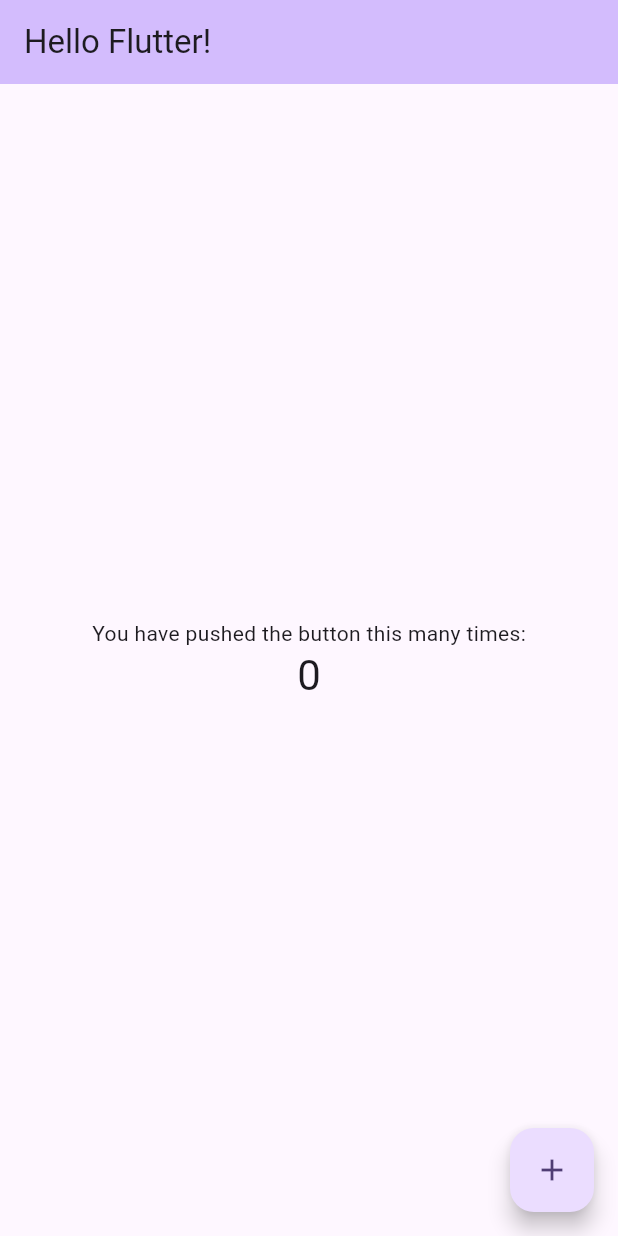
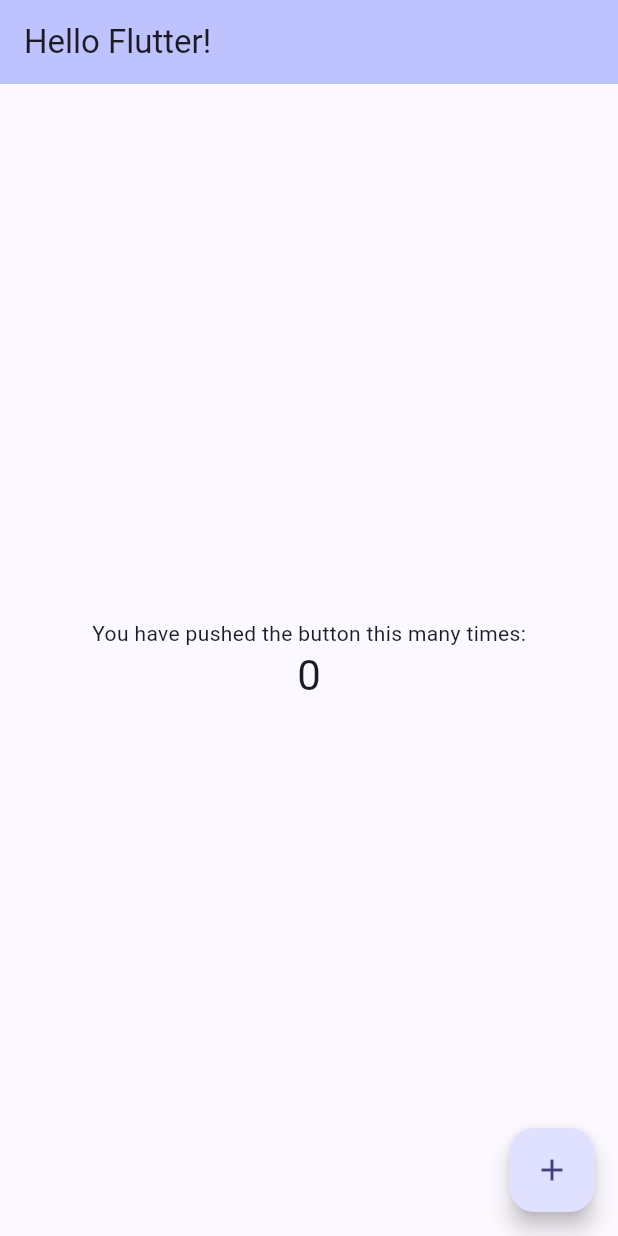
Before and after one commit to DoXaisana/flutter-todo-list-app, a Flutter app: the screen it shows after launch, on a phone screen of 412 x 824 dp. Run offline on Flutter 3.47's test engine with Material 3 defaults, Android fonts, the phone set to English and light mode, and no system bars.

Commit message:
Update main.dart

```diff
--- a/todo_list/lib/main.dart
+++ b/todo_list/lib/main.dart
@@ -29,7 +29,8 @@ class MyApp extends StatelessWidget {
         //
         // This works for code too, not just values: Most code changes can be
         // tested with just a hot reload.
-        colorScheme: ColorScheme.fromSeed(seedColor: Colors.deepPurple),
+        colorScheme:
+            ColorScheme.fromSeed(seedColor: Color.fromARGB(255, 20, 34, 229)),
         useMaterial3: true,
       ),
       home: const MyHomePage(title: 'Hello Flutter!'),
```
